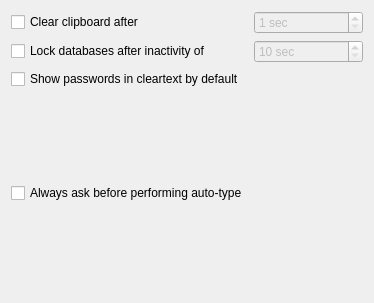
The window that src/gui/SettingsWidgetSecurity.ui (keepassx/keepassx) describes before a commit, drawn with Qt 5.
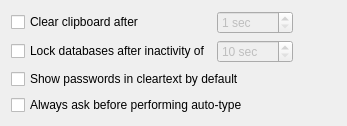
The same window after the commit.

Commit message: Add spacer on settings layouts to avoid big widget on fullscreen

```diff
--- a/src/gui/SettingsWidgetSecurity.ui
+++ b/src/gui/SettingsWidgetSecurity.ui
@@ -6,8 +6,8 @@
    <rect>
     <x>0</x>
     <y>0</y>
-    <width>374</width>
-    <height>303</height>
+    <width>347</width>
+    <height>118</height>
    </rect>
   </property>
   <layout class="QGridLayout" name="gridLayout">
@@ -57,7 +57,7 @@
      </property>
     </widget>
    </item>
-   <item row="3" column="0" colspan="2">
+   <item row="4" column="0" colspan="2">
     <spacer name="verticalSpacer">
      <property name="orientation">
       <enum>Qt::Vertical</enum>
@@ -77,13 +77,26 @@
      </property>
     </widget>
    </item>
-   <item row="3" column="0">
+   <item row="3" column="0" colspan="2">
     <widget class="QCheckBox" name="autoTypeAskCheckBox">
      <property name="text">
       <string>Always ask before performing auto-type</string>
      </property>
     </widget>
    </item>
+   <item row="0" column="2" rowspan="5">
+    <spacer name="horizontalSpacer">
+     <property name="orientation">
+      <enum>Qt::Horizontal</enum>
+     </property>
+     <property name="sizeHint" stdset="0">
+      <size>
+       <width>40</width>
+       <height>20</height>
+      </size>
+     </property>
+    </spacer>
+   </item>
   </layout>
  </widget>
  <tabstops>
```
The commit also changes 1 other file.
